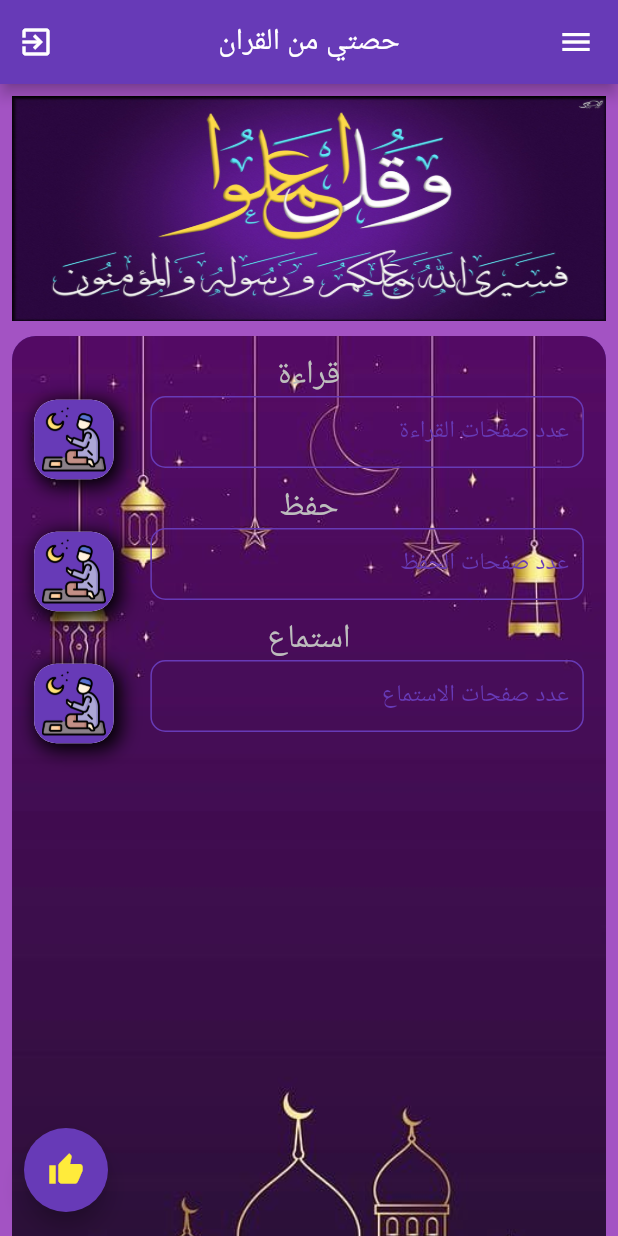
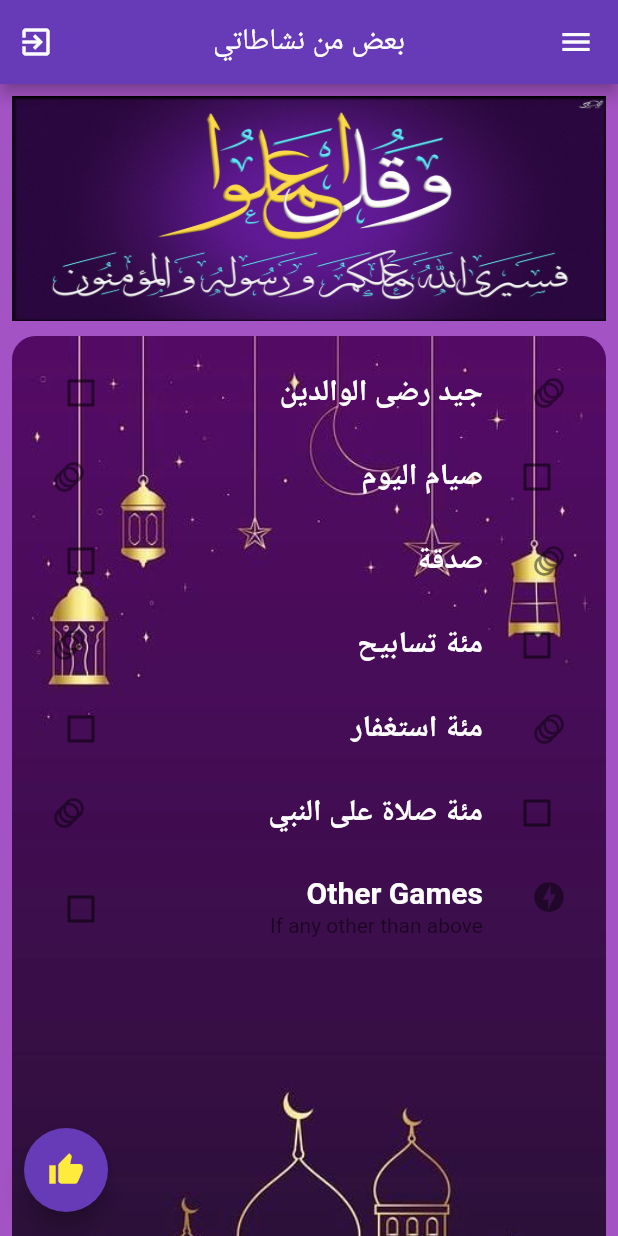
Before and after one commit to husjammal/my_mosque2, a Flutter app: the Activity screen opened directly, on a phone screen of 412 x 824 dp. Run offline on Flutter 3.47's test engine with Material 2 defaults, Android fonts, the phone set to English and light mode, and no system bars; our stand-ins replace animated_text_kit, awesome_dialog, carousel_slider, image_picker, line_awesome_flutter, marquee and 2 more; accounts and stored records are empty; network calls fail.

Commit message:
adding activity

```diff
--- a/lib/app/pages/activity/activity.dart
+++ b/lib/app/pages/activity/activity.dart
@@ -1,13 +1,9 @@
 import 'package:flutter/material.dart';
-import 'package:mymosque/components/customtextform.dart';
-import 'package:mymosque/components/valid.dart';
 import 'package:mymosque/constant/colorConfig.dart';
 import 'package:mymosque/main.dart';
-
 import 'package:mymosque/components/crud.dart';
 import 'package:mymosque/constant//linkapi.dart';
 import 'package:awesome_dialog/awesome_dialog.dart';
-import 'package:mymosque/constant/colorConfig.dart';
 
 // Creating a stateful widget to manage
 // the state of the app
@@ -23,9 +19,15 @@ class _ActivityState extends State<Activity> {
   GlobalKey<FormState> formstate = GlobalKey();
   String? user_id;
 
-  TextEditingController _quranRead = TextEditingController();
-  TextEditingController _quranLearn = TextEditingController();
-  TextEditingController _quranListen = TextEditingController();
+  List<String> _list = [];
+
+  bool? _isFootBall = false;
+  bool? _isCricket = false;
+  bool? _isVolleyBall = false;
+  bool? _isKabaddi = false;
+  bool? _isBaseball = false;
+  bool? _isBasketBall = false;
+  bool? _isOther = false;
 
 // Fuction to save prayers
   bool isLoading = false;
@@ -35,11 +37,10 @@ class _ActivityState extends State<Activity> {
   String _prayScore = "0";
   String _quranScore = "0";
   var dt = DateTime.now();
-  save_quran(String user_id) async {
+
+  save_activity(String user_id) async {
     // calculate the quranScore
-    quranScore = (int.parse(_quranRead.text)) +
-        (int.parse(_quranLearn.text)) +
-        (int.parse(_quranListen.text));
+    quranScore = 0;
     _score =
         (int.parse(_prayScore) + quranScore + int.parse(_duaaScore)).toString();
     print('_score $_score');
@@ -50,9 +51,6 @@ class _ActivityState extends State<Activity> {
       "user_id": user_id,
       "day_number": dt.weekday.toString(),
       "score": _score,
-      "quranRead": _quranRead.text,
-      "quranLearn": _quranLearn.text,
-      "quranListen": _quranListen.text,
       "duaaScore": _duaaScore,
       "prayScore": _prayScore,
       "quranScore": quranScore.toString()
@@ -74,9 +72,6 @@ class _ActivityState extends State<Activity> {
       "day_number": dt.weekday.toString(),
     });
     print(response);
-    _quranRead.text = response['data'][0]['quranRead'].toString();
-    _quranLearn.text = response['data'][0]['quranLearn'].toString();
-    _quranListen.text = response['data'][0]['quranListen'].toString();
     _score = response['data'][0]['score'].toString();
     _duaaScore = response['data'][0]['duaaScore'].toString();
     _prayScore = response['data'][0]['prayScore'].toString();
@@ -104,7 +99,7 @@ class _ActivityState extends State<Activity> {
       textDirection: TextDirection.rtl,
       child: Scaffold(
         appBar: AppBar(
-          title: Text('حصتي من القران'),
+          title: Text('بعض من نشاطاتي'),
           centerTitle: true,
           backgroundColor: buttonColor,
           leading: IconButton(
@@ -161,238 +156,184 @@ class _ActivityState extends State<Activity> {
                     /////////////////////////////////////////////
                     // the code of the imput form of the Activity///
                     ////////////////////////////////////////////
+                    child: Column(
+                      children: <Widget>[
+                        Expanded(
                           child: ListView(
-                      children: [
-                        Form(
-                          key: formstate,
-                          child: Column(
-                            mainAxisAlignment: MainAxisAlignment.center,
                             children: <Widget>[
-                              Text(
-                                'قراءة',
+                              CheckboxListTile(
+                                title: Text(
+                                  "جيد رضى الوالدين",
                                   style: TextStyle(
-                                    fontSize: 22.0, color: Colors.grey[400]),
+                                      color: Colors.white,
+                                      fontSize: 20.0,
+                                      fontWeight: FontWeight.bold),
                                 ),
-                              Row(
-                                mainAxisAlignment:
-                                    MainAxisAlignment.spaceEvenly,
-                                children: [
-                                  SizedBox(
-                                    width: (MediaQuery.of(context).size.width *
-                                            3 /
-                                            4) -
-                                        20,
-                                    child: CustomTextFormSign(
-                                      valid: (val) {
-                                        return validInput(val!, 1, 3);
+                                value: _isFootBall,
+                                secondary: Icon(Icons.animation),
+                                onChanged: (value) {
+                                  setState(() {
+                                    _isFootBall = value;
+                                    String selectVal = "FootBall";
+                                    value!
+                                        ? _list.add(selectVal)
+                                        : _list.remove(selectVal);
+                                  });
                                 },
-                                      mycontroller: _quranRead,
-                                      hint: "عدد صفحات القراءة",
                               ),
+                              CheckboxListTile(
+                                title: Text(
+                                  "صيام اليوم",
+                                  style: TextStyle(
+                                      color: Colors.white,
+                                      fontSize: 20.0,
+                                      fontWeight: FontWeight.bold),
                                 ),
-                                  SizedBox(
-                                    width: 15.0,
+                                value: _isBaseball,
+                                secondary: Icon(Icons.animation),
+                                activeColor: Colors.green,
+                                checkColor: Colors.white,
+                                controlAffinity:
+                                    ListTileControlAffinity.leading,
+                                onChanged: (value) {
+                                  setState(() {
+                                    _isBaseball = value;
+                                    String selectVal = "Baseball";
+                                    value!
+                                        ? _list.add(selectVal)
+                                        : _list.remove(selectVal);
+                                  });
+                                },
                               ),
-                                  InkWell(
-                                    child: Container(
-                                      width:
-                                          (MediaQuery.of(context).size.width *
-                                                  1 /
-                                                  4) -
-                                              50,
-                                      height:
-                                          (MediaQuery.of(context).size.width *
-                                                  1 /
-                                                  4) -
-                                              50,
-                                      padding: EdgeInsets.all(5.0),
-                                      decoration: BoxDecoration(
-                                        color: buttonColor,
-                                        borderRadius:
-                                            BorderRadius.circular(15.0),
-                                        boxShadow: [
-                                          BoxShadow(
-                                            color: Colors.black,
-                                            offset: const Offset(
-                                              3.0,
-                                              3.0,
-                                            ), //Offset
-                                            blurRadius: 10.0,
-                                            spreadRadius: 2.0,
-                                          ), //BoxShadow
-                                          BoxShadow(
+                              CheckboxListTile(
+                                title: Text(
+                                  "صدقة",
+                                  style: TextStyle(
                                       color: Colors.white,
-                                            offset: const Offset(0.0, 0.0),
-                                            blurRadius: 0.0,
-                                            spreadRadius: 0.0,
-                                          ), //BoxShadow
-                                        ],
+                                      fontSize: 20.0,
+                                      fontWeight: FontWeight.bold),
                                 ),
-                                      child: Image.asset(
-                                        'images/praying.png',
-                                        width: 30,
-                                        height: 30,
-                                        fit: BoxFit.cover,
+                                value: _isCricket,
+                                secondary: Icon(Icons.animation),
+                                onChanged: (value) {
+                                  setState(() {
+                                    _isCricket = value;
+                                    String selectVal = "Cricket";
+                                    value!
+                                        ? _list.add(selectVal)
+                                        : _list.remove(selectVal);
+                                  });
+                                },
                               ),
+                              CheckboxListTile(
+                                title: Text(
+                                  "مئة تسابيح",
+                                  style: TextStyle(
+                                      color: Colors.white,
+                                      fontSize: 20.0,
+                                      fontWeight: FontWeight.bold),
                                 ),
-                                    onTap: (() {
-                                      // Navigator.of(context).push(
-                                      //     MaterialPageRoute(builder: (context) => Pray()));
-                                    }),
+                                value: _isKabaddi,
+                                controlAffinity:
+                                    ListTileControlAffinity.leading,
+                                secondary: Icon(Icons.animation),
+                                activeColor: Colors.green,
+                                checkColor: Colors.white,
+                                onChanged: (value) {
+                                  setState(() {
+                                    _isKabaddi = value;
+                                    String selectVal = "Kabaddi";
+                                    value!
+                                        ? _list.add(selectVal)
+                                        : _list.remove(selectVal);
+                                  });
+                                },
                               ),
-                                ],
+                              CheckboxListTile(
+                                title: Text(
+                                  "مئة استغفار",
+                                  style: TextStyle(
+                                      color: Colors.white,
+                                      fontSize: 20.0,
+                                      fontWeight: FontWeight.bold),
                                 ),
-                              Text(
-                                'حفظ',
+                                value: _isBasketBall,
+                                controlAffinity:
+                                    ListTileControlAffinity.platform,
+                                secondary: Icon(Icons.animation),
+                                onChanged: (value) {
+                                  setState(() {
+                                    _isBasketBall = value;
+                                    String selectVal = "BasketBall";
+                                    value!
+                                        ? _list.add(selectVal)
+                                        : _list.remove(selectVal);
+                                  });
+                                },
+                              ),
+                              CheckboxListTile(
+                                title: Text(
+                                  "مئة صلاة على النبي",
                                   style: TextStyle(
-                                    fontSize: 22.0, color: Colors.grey[400]),
+                                      color: Colors.white,
+                                      fontSize: 20.0,
+                                      fontWeight: FontWeight.bold),
                                 ),
-                              Row(
-                                mainAxisAlignment:
-                                    MainAxisAlignment.spaceEvenly,
-                                children: [
-                                  SizedBox(
-                                    width: (MediaQuery.of(context).size.width *
-                                            3 /
-                                            4) -
-                                        20,
-                                    child: CustomTextFormSign(
-                                      valid: (val) {
-                                        return validInput(val!, 1, 3);
+                                value: _isVolleyBall,
+                                secondary: Icon(Icons.animation),
+                                controlAffinity:
+                                    ListTileControlAffinity.leading,
+                                activeColor: Colors.green,
+                                checkColor: Colors.amber,
+                                onChanged: (value) {
+                                  setState(() {
+                                    _isVolleyBall = value;
+                                    String selectVal = "VolleyBall";
+                                    value!
+                                        ? _list.add(selectVal)
+                                        : _list.remove(selectVal);
+                                  });
                                 },
-                                      mycontroller: _quranLearn,
-                                      hint: "عدد صفحات الحفظ",
                               ),
+                              CheckboxListTile(
+                                title: Text(
+                                  "Other Games",
+                                  style: TextStyle(
+                                      color: Colors.white,
+                                      fontSize: 20.0,
+                                      fontWeight: FontWeight.bold),
                                 ),
-                                  SizedBox(
-                                    width: 15.0,
-                                  ),
-                                  InkWell(
-                                    child: Container(
-                                      width:
-                                          (MediaQuery.of(context).size.width *
-                                                  1 /
-                                                  4) -
-                                              50,
-                                      height:
-                                          (MediaQuery.of(context).size.width *
-                                                  1 /
-                                                  4) -
-                                              50,
-                                      padding: EdgeInsets.all(5.0),
-                                      decoration: BoxDecoration(
-                                        color: buttonColor,
-                                        borderRadius:
-                                            BorderRadius.circular(15.0),
-                                        boxShadow: [
-                                          BoxShadow(
-                                            color: Colors.black,
-                                            offset: const Offset(
-                                              3.0,
-                                              3.0,
-                                            ), //Offset
-                                            blurRadius: 10.0,
-                                            spreadRadius: 2.0,
-                                          ), //BoxShadow
-                                          BoxShadow(
-                                            color: Colors.white,
-                                            offset: const Offset(0.0, 0.0),
-                                            blurRadius: 0.0,
-                                            spreadRadius: 0.0,
-                                          ), //BoxShadow
-                                        ],
-                                      ),
-                                      child: Image.asset(
-                                        'images/praying.png',
-                                        width: 30,
-                                        height: 30,
-                                        fit: BoxFit.cover,
-                                      ),
-                                    ),
-                                    onTap: (() {
-                                      // Navigator.of(context).push(
-                                      //     MaterialPageRoute(builder: (context) => Pray()));
-                                    }),
-                                  ),
-                                ],
-                              ),
-                              Text(
-                                'استماع',
-                                style: TextStyle(
-                                    fontSize: 22.0, color: Colors.grey[400]),
-                              ),
-                              Row(
-                                mainAxisAlignment:
-                                    MainAxisAlignment.spaceEvenly,
-                                children: [
-                                  SizedBox(
-                                    width: (MediaQuery.of(context).size.width *
-                                            3 /
-                                            4) -
-                                        20,
-                                    child: CustomTextFormSign(
-                                      valid: (val) {
-                                        return validInput(val!, 1, 3);
+                                value: _isOther,
+                                secondary: Icon(Icons.offline_bolt),
+                                activeColor: Colors.red,
+                                checkColor: Colors.yellow,
+                                subtitle: Text("If any other than above"),
+                                onChanged: (value) {
+                                  setState(() {
+                                    _isOther = value;
+                                    String selectVal = "Other Games";
+                                    value!
+                                        ? _list.add(selectVal)
+                                        : _list.remove(selectVal);
+                                  });
                                 },
-                                      mycontroller: _quranListen,
-                                      hint: "عدد صفحات الاستماع",
-                                    ),
-                                  ),
-                                  SizedBox(
-                                    width: 15.0,
-                                  ),
-                                  InkWell(
-                                    child: Container(
-                                      width:
-                                          (MediaQuery.of(context).size.width *
-                                                  1 /
-                                                  4) -
-                                              50,
-                                      height:
-                                          (MediaQuery.of(context).size.width *
-                                                  1 /
-                                                  4) -
-                                              50,
-                                      padding: EdgeInsets.all(5.0),
-                                      decoration: BoxDecoration(
-                                        color: buttonColor,
-                                        borderRadius:
-                                            BorderRadius.circular(15.0),
-                                        boxShadow: [
-                                          BoxShadow(
-                                            color: Colors.black,
-                                            offset: const Offset(
-                                              3.0,
-                                              3.0,
-                                            ), //Offset
-                                            blurRadius: 10.0,
-                                            spreadRadius: 2.0,
-                                          ), //BoxShadow
-                                          BoxShadow(
-                                            color: Colors.white,
-                                            offset: const Offset(0.0, 0.0),
-                                            blurRadius: 0.0,
-                                            spreadRadius: 0.0,
-                                          ), //BoxShadow
-                                        ],
-                                      ),
-                                      child: Image.asset(
-                                        'images/praying.png',
-                                        width: 30,
-                                        height: 30,
-                                        fit: BoxFit.cover,
-                                      ),
-                                    ),
-                                    onTap: (() {
-                                      // Navigator.of(context).push(
-                                      //     MaterialPageRoute(builder: (context) => Pray()));
-                                    }),
-                                  ),
-                                ],
                               ),
                             ],
                           ),
                         ),
+                        Center(
+                            child: _list.isEmpty
+                                ? Text("")
+                                : RichText(
+                                    text: TextSpan(
+                                        text: "Selected Games:\n",
+                                        style:
+                                            DefaultTextStyle.of(context).style,
+                                        children: <TextSpan>[
+                                        TextSpan(
+                                            text: '${_list.toString()} ',
+                                            style: TextStyle(fontSize: 16)),
+                                      ]))),
                       ],
                     ),
                   ),
@@ -406,7 +347,7 @@ class _ActivityState extends State<Activity> {
             //() => setState(() => _count++),
             String? user_id = sharedPref.getString("id");
             print("user is is $user_id");
-            await save_quran(user_id.toString());
+            await save_activity(user_id.toString());
             Navigator.of(context)
                 .pushNamedAndRemoveUntil("initialScreen", (route) => false);
           },
--- a/lib/app/version.dart
+++ b/lib/app/version.dart
@@ -10,7 +10,11 @@ class Version extends StatefulWidget {
 }
 
 class _VersionState extends State<Version> {
-  String? software_version = '1';
+  //////////////////////////////////////////////////////////////////
+  // please set the version of the software you want to puplished //
+  String? software_version = '0'; //
+  //////////////////////////////////////////////////////////////////
+
   List versionDataList = [];
   bool isLoading = false;
 
@@ -123,8 +127,7 @@ class _VersionState extends State<Version> {
                                   onTap: () {
                                     Navigator.of(context)
                                         .pushNamedAndRemoveUntil(
-                                              "initialScreen",
-                                              (route) => false);
+                                            "initialScreen", (route) => false);
                                   },
                                   child: Text(
                                     "لا شكرا",
@@ -141,6 +144,7 @@ class _VersionState extends State<Version> {
                       ],
                     ),
                   ))
-                : InitialScreen());
+              : InitialScreen(),
+    );
   }
 }
```
Lines whose indentation alone changed are shown as unchanged.
